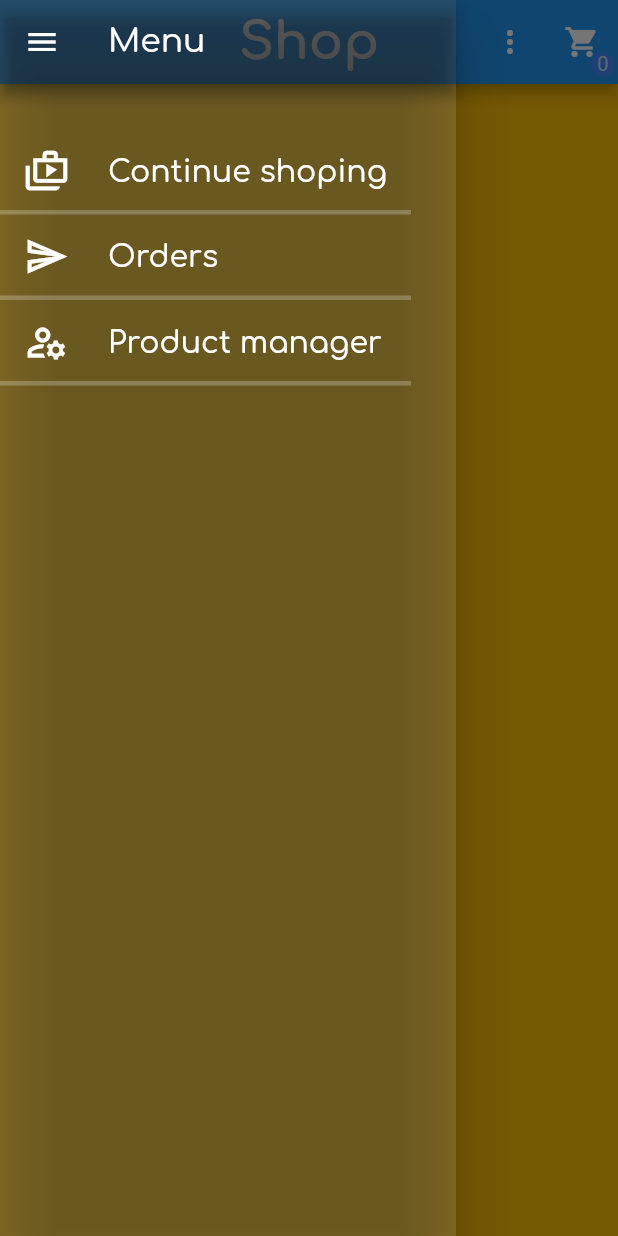
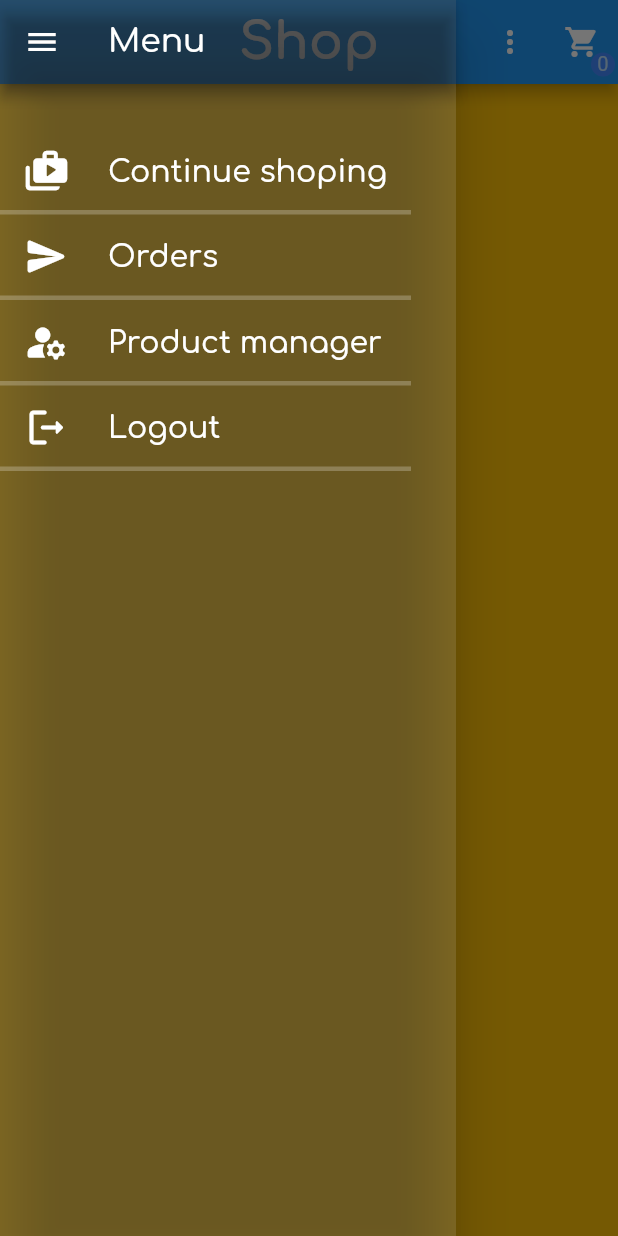
Before and after one commit to emil3time/getx_shop_app, a Flutter app: the HomeScreenView screen opened by its route, with the side drawer open, on a phone screen of 412 x 824 dp. Run offline on Flutter 3.47's test engine with Material 2 defaults, Android fonts, the phone set to English and light mode, and no system bars; our stand-ins replace get, get_storage; accounts and stored records are empty; network calls fail; statements that could not run were skipped.

Commit message:
feat:keep user log in

```diff
--- a/lib/app/infrastructure/fb_services/db/firebase.dart
+++ b/lib/app/infrastructure/fb_services/db/firebase.dart
@@ -39,8 +39,8 @@ class RealTimeDataBase {
   Future<http.Response> postProduct(Product product) async {
     final url = Uri.parse(
         'https://fluttermedia-5f19e-default-rtdb.europe-west1.firebasedatabase.app/products.json?auth=${authResponse['idToken']}');
-    print(productToJson(product));
-    /* print('id: ${product.ownerId}'); */
+    // print(productToJson(product));
+
 
     final response = await http
         .post(url, body: productToJson(product))
--- a/lib/app/modules/home/controllers/cart_controller.dart
+++ b/lib/app/modules/home/controllers/cart_controller.dart
@@ -118,7 +118,7 @@ class CartController extends GetxController {
     } else {
       order.orderProducts.add(cartProduct);
     }
-    // print(order.length);
+
 
     _cartCounter++;
     update();
--- a/lib/app/modules/home/controllers/home_controller.dart
+++ b/lib/app/modules/home/controllers/home_controller.dart
@@ -1,4 +1,5 @@
 import 'package:get/get.dart';
+import 'package:getx_shop_app/app/controllers/global_controller.dart';
 import 'autch_controller.dart';
 
 import 'package:getx_shop_app/app/model/product_model.dart';
@@ -6,8 +7,9 @@ import 'package:getx_shop_app/app/model/product_model.dart';
 import '../../../infrastructure/fb_services/db/firebase.dart';
 
 class HomeController extends GetxController {
+  var globalController = Get.find<GlobalController>();
+
   RxList<Product> allProducts = <Product>[].obs;
-
 
   //fetch product
   Future<void> fetchAllProducts() async {
--- a/lib/app/modules/home/controllers/manager_controller.dart
+++ b/lib/app/modules/home/controllers/manager_controller.dart
@@ -92,8 +92,7 @@ class ManagerController extends GetxController {
         });
       }
     } catch (error) {
-      // print('ID TOKEN ${authResponse['idToken']}');
-      // print('catch error upda controller');
+
       toogleIsLoading();
       showCustomErrorDialog();
       toogleIsLoading();
--- a/lib/app/modules/home/views/home_screen_view.dart
+++ b/lib/app/modules/home/views/home_screen_view.dart
@@ -12,8 +12,8 @@ import '../controllers/home_controller.dart';
 enum FilterSwitch { all, favorite }
 
 class HomeScreenView extends GetView<HomeController> {
-  final cartController = Get.put<CartController>(CartController());
-  // final controller = Get.put(HomeController());
+  final cartController = Get.put(CartController());
+  final controller = Get.put(HomeController());
 
   @override
   Widget build(BuildContext context) {
--- a/lib/app/widgets/app_bar_drawer.dart
+++ b/lib/app/widgets/app_bar_drawer.dart
@@ -1,5 +1,6 @@
 import 'package:flutter/material.dart';
 import 'package:get/get.dart';
+import 'package:getx_shop_app/app/modules/home/controllers/autch_controller.dart';
 import 'package:getx_shop_app/app/modules/home/controllers/home_controller.dart';
 import 'package:getx_shop_app/app/modules/home/views/order_screen_view.dart';
 import 'package:getx_shop_app/app/modules/home/views/product_manager_screen_view.dart';
@@ -7,6 +8,7 @@ import 'package:getx_shop_app/app/modules/home/views/product_manager_screen_view
 import 'drawer_widgets.dart';
 
 class AppBarDrawer extends GetView<HomeController> {
+  var authController = Get.find<AutchController>();
   @override
   Widget build(BuildContext context) {
     return Drawer(
@@ -25,20 +27,26 @@ class AppBarDrawer extends GetView<HomeController> {
               height: 30,
             ),
             DrawerItem(
-              icon: Icons.shop_two_outlined,
+              icon: Icons.shop_two_rounded,
               title: 'Continue shoping',
               goTo: () => Get.back(),
             ),
             DrawerDivider(),
-            DrawerItem(icon: Icons.send_outlined,
+            DrawerItem(icon: Icons.send_rounded,
               title: 'Orders',
               goTo: () => Get.to(OrderScreenView()),
             ),
             DrawerDivider(),
             DrawerItem(
-              icon: Icons.manage_accounts_outlined,
+              icon: Icons.manage_accounts_rounded,
               title: 'Product manager',
               goTo: () => Get.to(ProductManagerScreenView()),
+            ),
+            DrawerDivider(),
+             DrawerItem(
+              icon: Icons.logout_rounded,
+              title: 'Logout',
+              goTo: () => authController.logout(),
             ),
             DrawerDivider(),
           ],
```
Also changed, not shown: lib/app/controllers/global_controller.dart (+9 -9 lines), lib/app/modules/home/controllers/autch_controller.dart (+93 -14 lines), lib/app/modules/home/views/auth_screen.dart (+34 -22 lines), lib/main.dart (+14 -7 lines).
